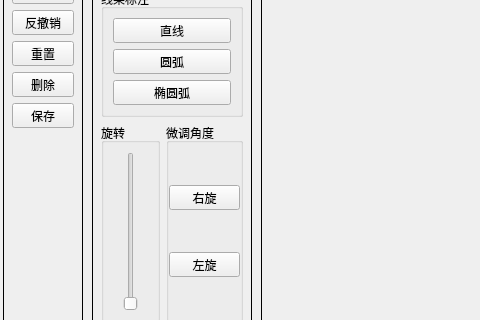
Before: the Qt Designer form ui/main.ui in lrzjbyx/annotation, drawn with Qt 5; both pictures show x 0 to 480 and y 157 to 477 of the 1279 by 850 pixel window.
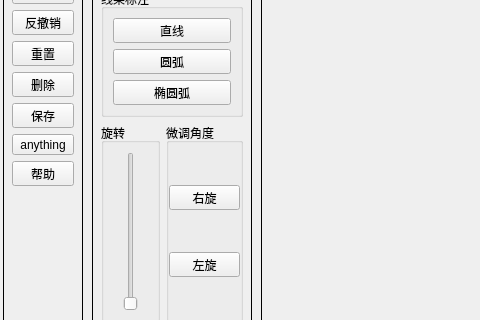
After: the same form once the commit is applied.

```diff
--- a/ui/main.ui
+++ b/ui/main.ui
@@ -161,6 +161,32 @@
         </property>
        </widget>
       </item>
+      <item>
+       <widget class="QToolButton" name="pushButton_20">
+        <property name="sizePolicy">
+         <sizepolicy hsizetype="Expanding" vsizetype="Fixed">
+          <horstretch>0</horstretch>
+          <verstretch>0</verstretch>
+         </sizepolicy>
+        </property>
+        <property name="text">
+         <string>anything</string>
+        </property>
+       </widget>
+      </item>
+      <item>
+       <widget class="QToolButton" name="pushButton_18">
+        <property name="sizePolicy">
+         <sizepolicy hsizetype="Expanding" vsizetype="Fixed">
+          <horstretch>0</horstretch>
+          <verstretch>0</verstretch>
+         </sizepolicy>
+        </property>
+        <property name="text">
+         <string>帮助</string>
+        </property>
+       </widget>
+      </item>
       <item>
        <spacer name="verticalSpacer_2">
         <property name="orientation">
```
